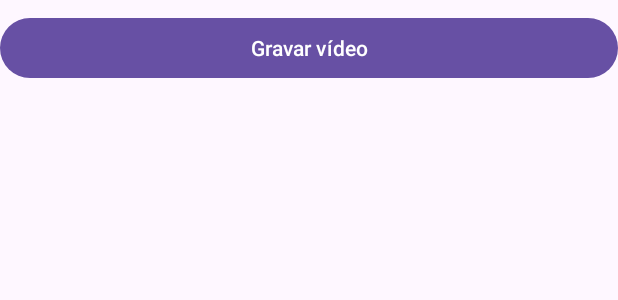
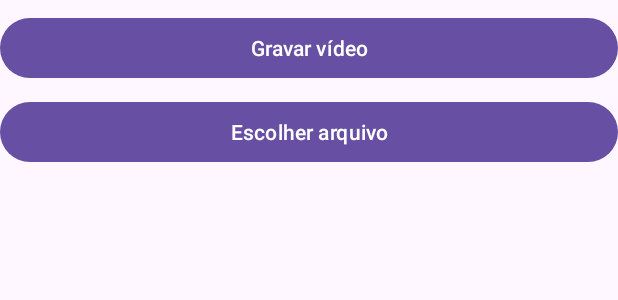
Before and after one commit to RegianeF/File-Study-Case, an Android app: the layout activity_media_store.xml on its own in the app's theme, with its tools: preview values and no code run, on a phone screen of 412 x 824 dp. Shown: the top 300 px of the screen. Run offline under Robolectric (Android 15) with nearby library versions, the phone set to English and light mode, and no system bars.

Commit message:
Adicionado botão para selecionar arquivo

```diff
--- a/app/build.gradle.kts
+++ b/app/build.gradle.kts
@@ -42,7 +42,7 @@ dependencies {
     implementation(libs.appcompat)
     implementation(libs.material)
     implementation(libs.constraintlayout)
-    implementation("com.squareup.okio:okio:3.3.0")
+    implementation("com.squareup.okio:okio:3.4.0")
     testImplementation(libs.junit)
     androidTestImplementation(libs.androidx.test.ext.junit)
     androidTestImplementation(libs.espresso.core)
--- a/app/src/main/AndroidManifest.xml
+++ b/app/src/main/AndroidManifest.xml
@@ -8,6 +8,12 @@
 
     <uses-permission android:name="android.permission.POST_NOTIFICATIONS" />
     <uses-permission android:name="android.permission.CAMERA" />
+    <uses-permission
+        android:name="android.permission.WRITE_EXTERNAL_STORAGE"
+        android:maxSdkVersion="28" />
+    <uses-permission
+        android:name="android.permission.READ_EXTERNAL_STORAGE"
+        android:maxSdkVersion="28" />
 
     <application
         android:allowBackup="true"
--- a/app/src/main/res/layout/activity_media_store.xml
+++ b/app/src/main/res/layout/activity_media_store.xml
@@ -17,4 +17,15 @@
         app:layout_constraintStart_toStartOf="parent"
         app:layout_constraintTop_toTopOf="parent" />
 
+    <com.google.android.material.button.MaterialButton
+        android:id="@+id/chooseFile"
+        style="@style/ThemeOverlay.Material3.Button.ElevatedButton"
+        android:layout_width="match_parent"
+        android:layout_height="wrap_content"
+        android:layout_marginTop="8dp"
+        android:text="Escolher arquivo"
+        app:layout_constraintEnd_toEndOf="parent"
+        app:layout_constraintStart_toStartOf="parent"
+        app:layout_constraintTop_toBottomOf="@id/recordVideo" />
+
 </androidx.constraintlayout.widget.ConstraintLayout>
```
Also changed, not shown: app/src/main/java/io/github/leeonardoo/myapplication/MediaStoreActivity.kt (+23 -1 lines).
